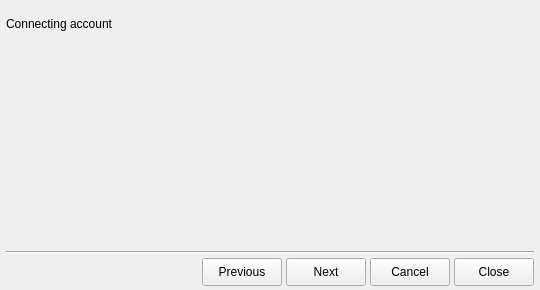
Qt form share/skins/default/accountwizard.ui (itds-consulting/yate) before a commit.
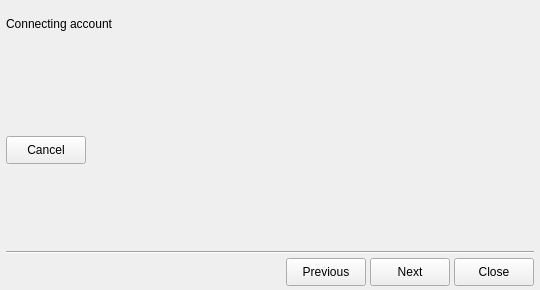
The same form after that commit. The open tabs and pages were chosen to show the change. Icons and pictures are not drawn.

Commit message: Account wizard: moved the cancel button to login page.

```diff
--- a/share/skins/default/accountwizard.ui
+++ b/share/skins/default/accountwizard.ui
@@ -472,6 +472,36 @@
          </property>
         </widget>
        </item>
+       <item>
+        <layout class="QHBoxLayout" >
+         <item>
+          <widget class="QPushButton" name="cancel" >
+           <property name="minimumSize" >
+            <size>
+             <width>0</width>
+             <height>28</height>
+            </size>
+           </property>
+           <property name="text" >
+            <string>Cancel</string>
+           </property>
+          </widget>
+         </item>
+         <item>
+          <spacer>
+           <property name="orientation" >
+            <enum>Qt::Horizontal</enum>
+           </property>
+           <property name="sizeHint" >
+            <size>
+             <width>40</width>
+             <height>20</height>
+            </size>
+           </property>
+          </spacer>
+         </item>
+        </layout>
+       </item>
        <item>
         <spacer>
          <property name="orientation" >
@@ -1424,19 +1454,6 @@
        </property>
       </widget>
      </item>
-     <item>
-      <widget class="QPushButton" name="cancel" >
-       <property name="minimumSize">
-        <size>
-         <width>0</width>
-         <height>28</height>
-        </size>
-       </property>
-       <property name="text" >
-        <string>Cancel</string>
-       </property>
-      </widget>
-     </item>
      <item>
       <widget class="QPushButton" name="button_hide" >
        <property name="minimumSize">
```
Left out of the diff: 6 changed lines with no effect on the pictures.
